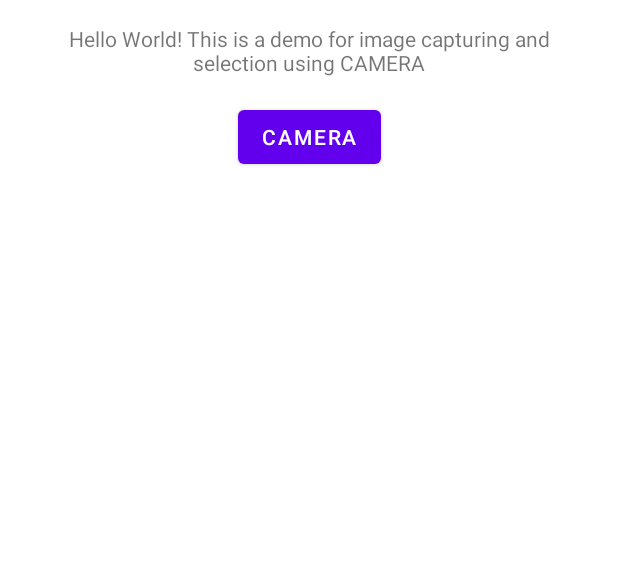
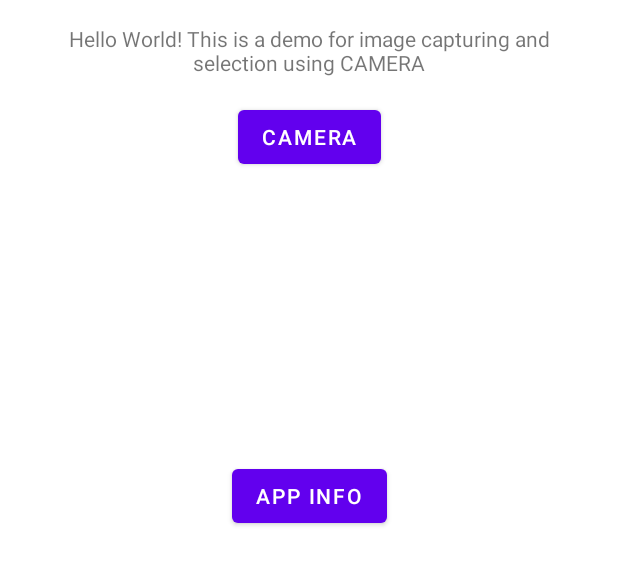
Before and after one commit to Mario-paul/camera-demo, an Android app: the layout activity_main.xml on its own in the app's theme, with its tools: preview values and no code run, on a phone screen of 412 x 824 dp. Shown: the top 565 px of the screen. Run offline under Robolectric (Android 15) with nearby library versions, the phone set to English and light mode, and no system bars.

Commit message:
add app info button (to access permissions)

```diff
--- a/app/src/main/res/layout/activity_main.xml
+++ b/app/src/main/res/layout/activity_main.xml
@@ -38,4 +38,14 @@
         app:layout_constraintStart_toStartOf="parent"
         app:layout_constraintTop_toBottomOf="@id/button_camera" />
 
+    <Button
+        android:id="@+id/button_app_info"
+        android:layout_width="wrap_content"
+        android:layout_height="wrap_content"
+        android:layout_marginTop="16dp"
+        android:text="@string/button_app_info"
+        app:layout_constraintEnd_toEndOf="parent"
+        app:layout_constraintStart_toStartOf="parent"
+        app:layout_constraintTop_toBottomOf="@id/image_box" />
+
 </androidx.constraintlayout.widget.ConstraintLayout>
--- a/app/src/main/res/values/strings.xml
+++ b/app/src/main/res/values/strings.xml
@@ -2,4 +2,5 @@
     <string name="app_name">Camera Demo</string>
     <string name="paragraph">Hello World! This is a demo for image capturing and selection using CAMERA</string>
     <string name="button_camera">camera</string>
+    <string name="button_app_info">App info</string>
 </resources>
```
Also changed, not shown: app/src/main/java/com/example/camerademo/MainActivity.kt (+10 -4 lines).
